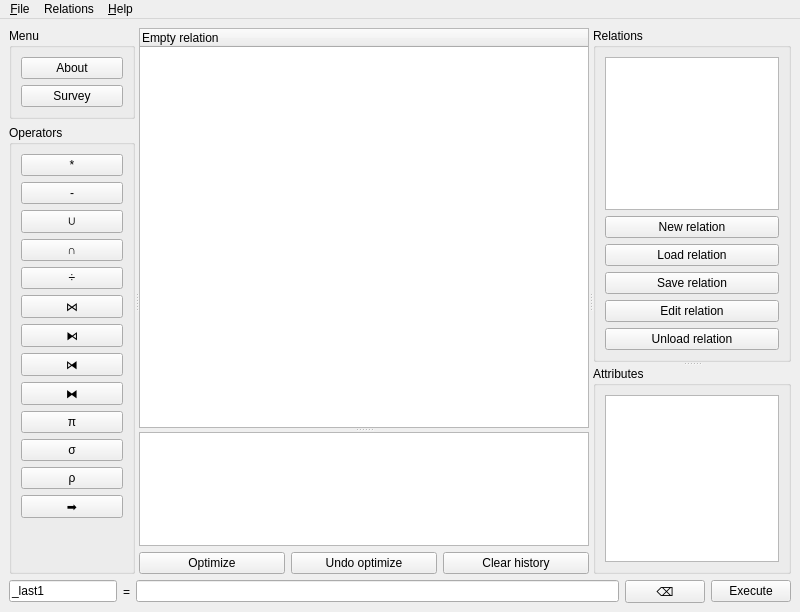
Before: the Qt Designer form relational_gui/maingui.ui in ltworf/relational, drawn with Qt 5.
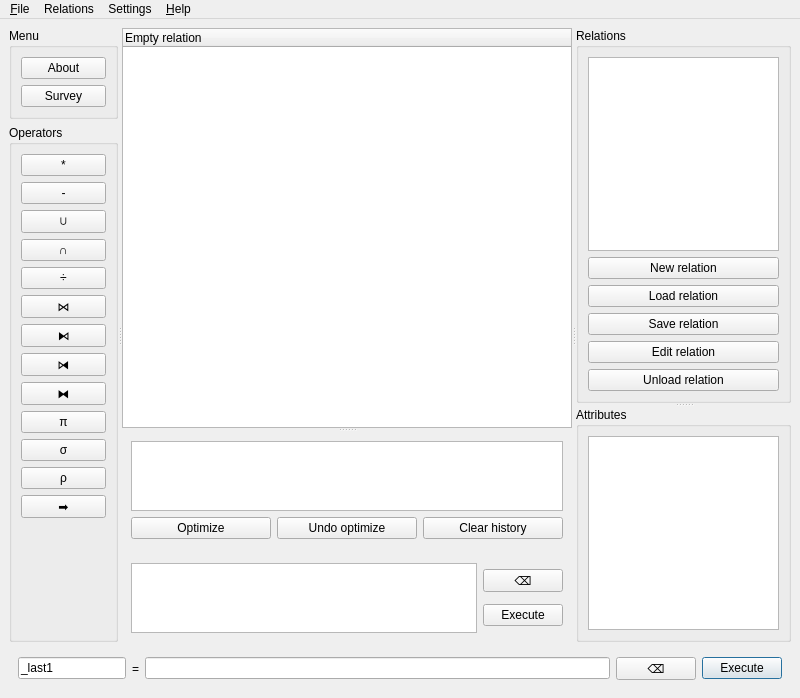
After: the same form once the commit is applied.

Commit message:
Support multi-line editing mode
This mode supports the insertion of multiple queries in one shot,
assign them to variables and reuse them.

Basically a program. Less interactive mode but better for more
complicated queries.

Diff of the .ui file:
```diff
--- a/relational_gui/maingui.ui
+++ b/relational_gui/maingui.ui
@@ -8,7 +8,7 @@
     <x>0</x>
     <y>0</y>
     <width>800</width>
-    <height>612</height>
+    <height>669</height>
    </rect>
   </property>
   <property name="windowTitle">
@@ -233,6 +233,18 @@
            <enum>QLayout::SetMinimumSize</enum>
           </property>
           <item>
+           <widget class="QFrame" name="frmOptimizations">
+            <property name="frameShape">
+             <enum>QFrame::NoFrame</enum>
+            </property>
+            <property name="frameShadow">
+             <enum>QFrame::Plain</enum>
+            </property>
+            <property name="lineWidth">
+             <number>0</number>
+            </property>
+            <layout class="QVBoxLayout" name="verticalLayout_2">
+             <item>
            <widget class="QListWidget" name="lstHistory">
             <property name="sizePolicy">
              <sizepolicy hsizetype="Expanding" vsizetype="Preferred">
@@ -281,6 +293,67 @@
           </item>
          </layout>
         </widget>
+          </item>
+          <item>
+           <widget class="QFrame" name="frmMultiLine">
+            <property name="frameShape">
+             <enum>QFrame::NoFrame</enum>
+            </property>
+            <property name="frameShadow">
+             <enum>QFrame::Plain</enum>
+            </property>
+            <property name="lineWidth">
+             <number>0</number>
+            </property>
+            <layout class="QHBoxLayout" name="horizontalLayout_2">
+             <item>
+              <widget class="QPlainTextEdit" name="txtMultiQuery">
+               <property name="font">
+                <font>
+                 <family>DejaVu Sans</family>
+                 <pointsize>11</pointsize>
+                 <weight>50</weight>
+                 <italic>false</italic>
+                 <bold>false</bold>
+                 <underline>false</underline>
+                 <strikeout>false</strikeout>
+                 <kerning>true</kerning>
+                </font>
+               </property>
+               <property name="plainText">
+                <string/>
+               </property>
+              </widget>
+             </item>
+             <item>
+              <layout class="QVBoxLayout" name="verticalLayout_4">
+               <item>
+                <widget class="QPushButton" name="cmdClearMultilineQuery">
+                 <property name="text">
+                  <string>⌫</string>
+                 </property>
+                </widget>
+               </item>
+               <item>
+                <widget class="QPushButton" name="cmdExecuteMultiline">
+                 <property name="text">
+                  <string>Execute</string>
+                 </property>
+                 <property name="autoDefault">
+                  <bool>false</bool>
+                 </property>
+                 <property name="default">
+                  <bool>false</bool>
+                 </property>
+                </widget>
+               </item>
+              </layout>
+             </item>
+            </layout>
+           </widget>
+          </item>
+         </layout>
+        </widget>
        </widget>
        <widget class="QSplitter" name="splitter">
         <property name="orientation">
@@ -399,7 +472,17 @@
      </widget>
     </item>
     <item>
-     <layout class="QHBoxLayout" name="horizontalLayout_2">
+     <widget class="QFrame" name="lineExpressionFrame">
+      <property name="frameShape">
+       <enum>QFrame::NoFrame</enum>
+      </property>
+      <property name="frameShadow">
+       <enum>QFrame::Plain</enum>
+      </property>
+      <property name="lineWidth">
+       <number>0</number>
+      </property>
+      <layout class="QHBoxLayout" name="horizontalLayout">
       <item>
        <widget class="QLineEdit" name="txtResult">
         <property name="sizePolicy">
@@ -438,9 +521,16 @@
         <property name="text">
          <string>Execute</string>
         </property>
+         <property name="autoDefault">
+          <bool>true</bool>
+         </property>
+         <property name="default">
+          <bool>true</bool>
+         </property>
        </widget>
       </item>
      </layout>
+     </widget>
     </item>
    </layout>
   </widget>
@@ -478,8 +568,15 @@
     <addaction name="actionEdit_relation"/>
     <addaction name="actionUnload_relation"/>
    </widget>
+   <widget class="QMenu" name="menuSettings">
+    <property name="title">
+     <string>Settings</string>
+    </property>
+    <addaction name="actionMulti_line_mode"/>
+   </widget>
    <addaction name="menuFile"/>
    <addaction name="menuRelations"/>
+   <addaction name="menuSettings"/>
    <addaction name="menuAbout"/>
   </widget>
   <action name="actionAbout">
```
Left out of the diff: 357 changed lines with no effect on the pictures. Lines whose indentation alone changed are shown as unchanged. The commit also changes 1 other file.
